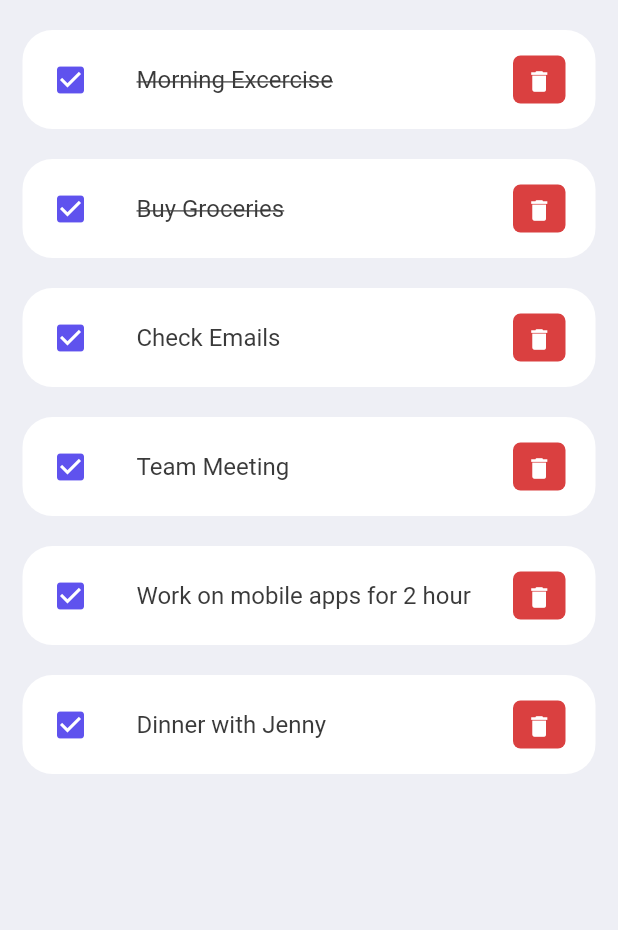
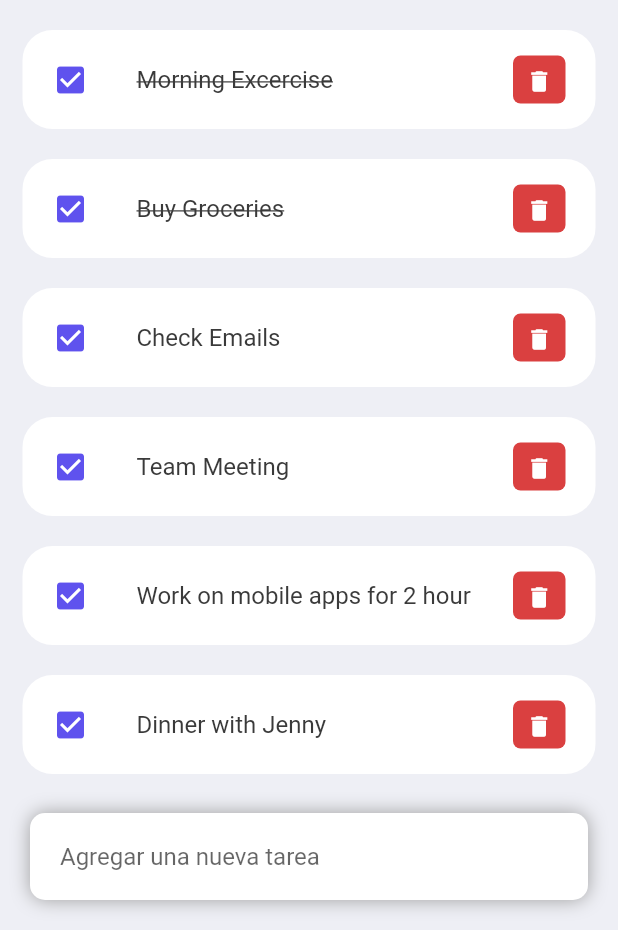
Before and after one commit to emmaprofemx/ToDoApp-Flutter, a Flutter app: the screen it shows after launch, on a phone screen of 412 x 824 dp, the part 306-1236 px from its top. Run offline on Flutter 3.47's test engine with Material 2 defaults, Android fonts, the phone set to English and light mode, and no system bars.

Commit message:
TexField para agregar una tarea

```diff
--- a/lib/home.dart
+++ b/lib/home.dart
@@ -15,7 +15,9 @@ class Home extends StatelessWidget {
     return Scaffold(
       backgroundColor: tdBGColor,
       appBar: _buildAppBar(),
-      body: Container(
+      body: Stack(
+        children: [
+          Container(
           padding: EdgeInsets.symmetric(horizontal: 15 , vertical: 15,),
           child: Column(
             children: [
@@ -45,6 +47,35 @@ class Home extends StatelessWidget {
 
 
           ),
+          ),
+          Align(
+            alignment: Alignment.bottomCenter,
+            child: Row(children: [
+              Expanded(child: Container(margin: EdgeInsets.only(
+              bottom: 20 ,
+              right: 20 ,
+              left: 20,),
+              padding: EdgeInsets.symmetric(horizontal: 20 , vertical: 5 ),
+              decoration: BoxDecoration(
+                color: Colors.white ,
+                boxShadow: const [BoxShadow(
+                  color: Colors.grey ,
+                  offset: Offset(0.0, 0.0) ,
+                  blurRadius: 10.0 ,
+                  spreadRadius: 0.0,
+                ) ,] ,
+                borderRadius: BorderRadius.circular(10) ,
+              ),
+              child: TextField(
+
+                decoration: InputDecoration(
+                  hintText: 'Agregar una nueva tarea' ,
+                  border:  InputBorder.none
+                ),
+              ),))
+            ],),
+          ),
+        ],
       ),
     );
   }
```
Lines whose indentation alone changed are shown as unchanged.
